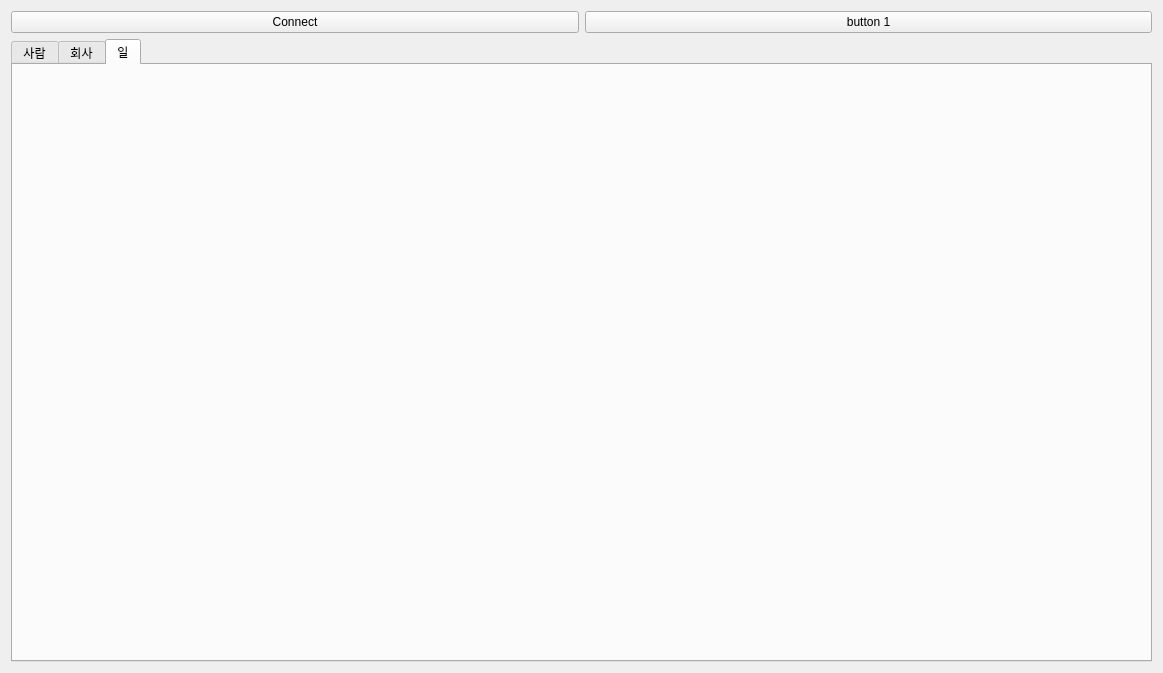
Old version of the form mainwindow.ui in the repository Hyuntae-Lee/HRM.
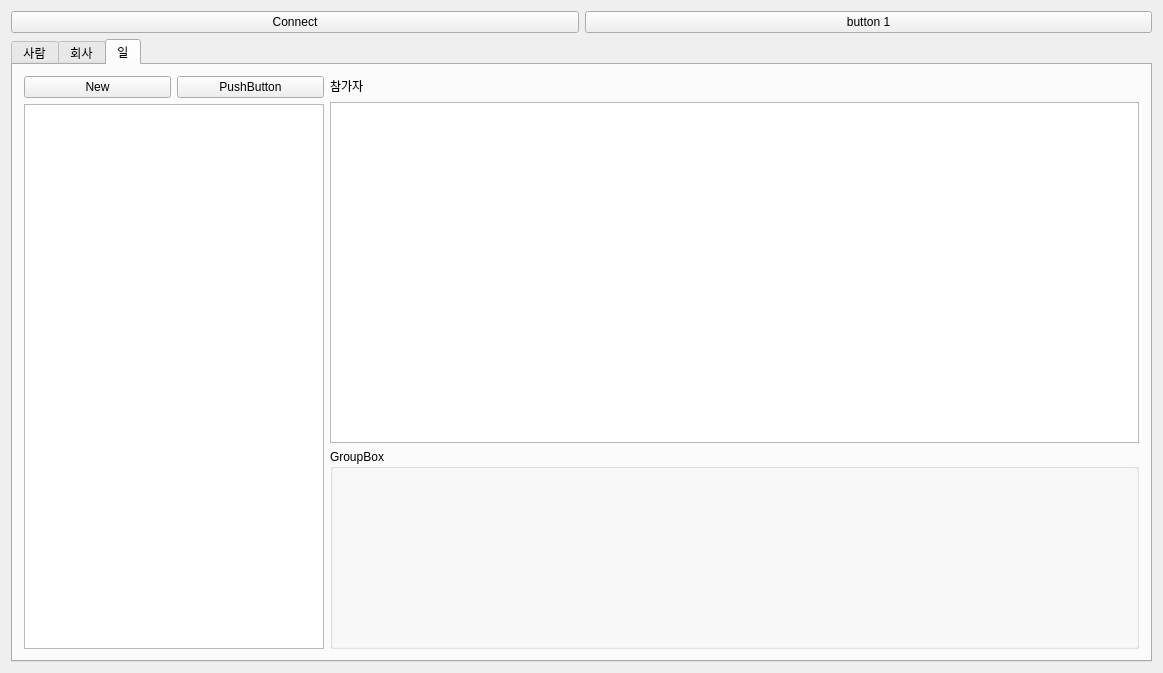
New version of the form. The open tabs and pages were chosen to show the change.

```diff
--- a/mainwindow.ui
+++ b/mainwindow.ui
@@ -386,6 +386,91 @@
        <attribute name="title">
         <string>일</string>
        </attribute>
+       <layout class="QHBoxLayout" name="horizontalLayout_7">
+        <item>
+         <layout class="QVBoxLayout" name="verticalLayout_6">
+          <item>
+           <layout class="QHBoxLayout" name="horizontalLayout_8">
+            <item>
+             <widget class="QPushButton" name="pushButton_workNew">
+              <property name="text">
+               <string>New</string>
+              </property>
+             </widget>
+            </item>
+            <item>
+             <widget class="QPushButton" name="pushButton_workRefresh">
+              <property name="text">
+               <string>PushButton</string>
+              </property>
+             </widget>
+            </item>
+           </layout>
+          </item>
+          <item>
+           <widget class="QListView" name="listView_work">
+            <property name="sizePolicy">
+             <sizepolicy hsizetype="Fixed" vsizetype="Expanding">
+              <horstretch>0</horstretch>
+              <verstretch>0</verstretch>
+             </sizepolicy>
+            </property>
+            <property name="minimumSize">
+             <size>
+              <width>300</width>
+              <height>0</height>
+             </size>
+            </property>
+           </widget>
+          </item>
+         </layout>
+        </item>
+        <item>
+         <layout class="QVBoxLayout" name="verticalLayout_7">
+          <item>
+           <widget class="QLabel" name="label">
+            <property name="sizePolicy">
+             <sizepolicy hsizetype="Preferred" vsizetype="Fixed">
+              <horstretch>0</horstretch>
+              <verstretch>0</verstretch>
+             </sizepolicy>
+            </property>
+            <property name="minimumSize">
+             <size>
+              <width>0</width>
+              <height>20</height>
+             </size>
+            </property>
+            <property name="text">
+             <string>참가자</string>
+            </property>
+           </widget>
+          </item>
+          <item>
+           <widget class="QListView" name="listView_workerForWork"/>
+          </item>
+          <item>
+           <widget class="QGroupBox" name="groupBox_3">
+            <property name="sizePolicy">
+             <sizepolicy hsizetype="Preferred" vsizetype="Fixed">
+              <horstretch>0</horstretch>
+              <verstretch>0</verstretch>
+             </sizepolicy>
+            </property>
+            <property name="minimumSize">
+             <size>
+              <width>0</width>
+              <height>200</height>
+             </size>
+            </property>
+            <property name="title">
+             <string>GroupBox</string>
+            </property>
+           </widget>
+          </item>
+         </layout>
+        </item>
+       </layout>
       </widget>
      </widget>
     </item>
```
Left out of the diff: 2 changed lines with no effect on the pictures.
